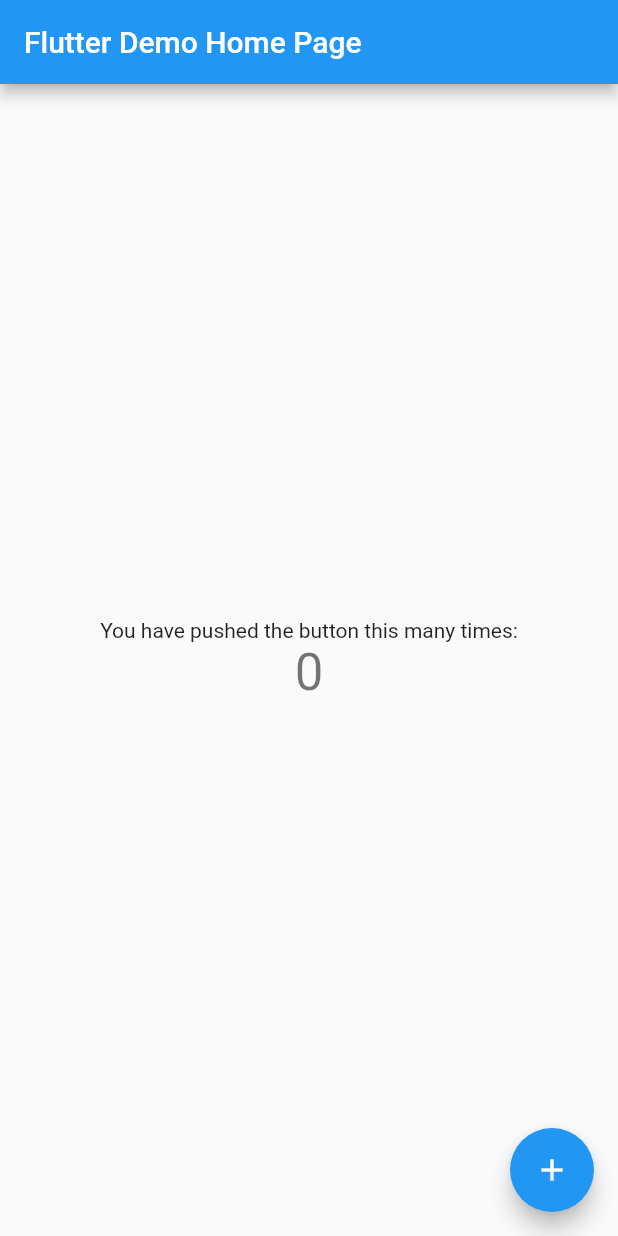
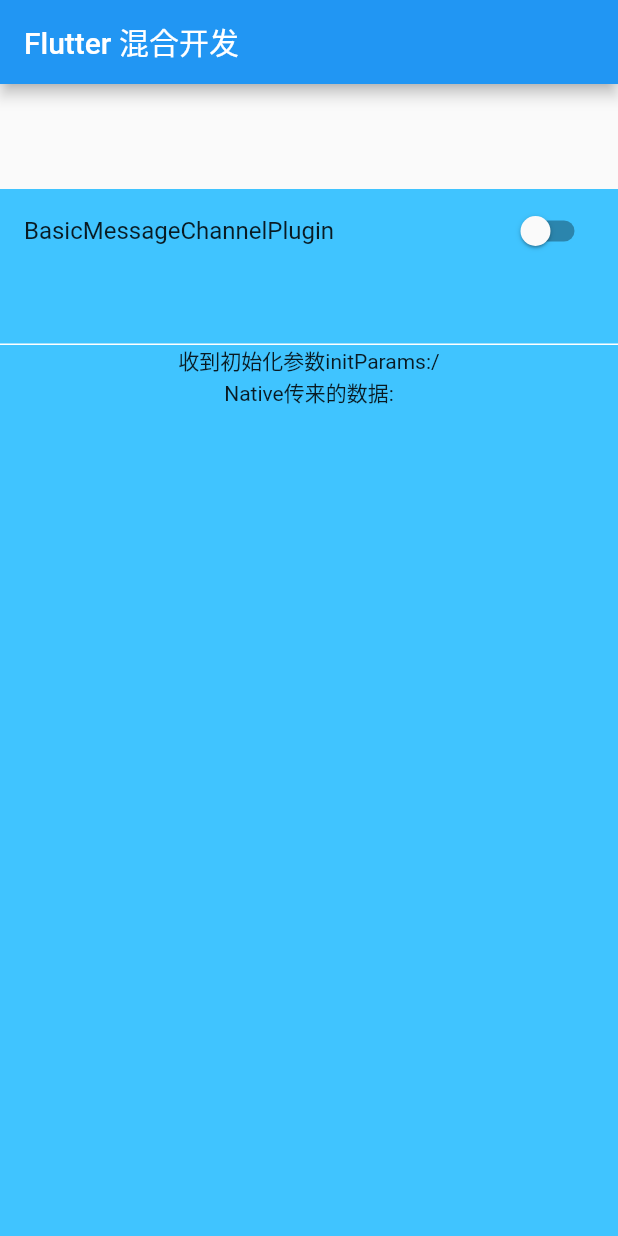
Before and after one commit to superzhangbao/FlutterNativeHybrid, a Flutter app: the screen it shows after launch, on a phone screen of 412 x 824 dp. Run offline on Flutter 3.47's test engine with Material 2 defaults, Android fonts, the phone set to English and light mode, and no system bars.

Commit message:
实现Flutter端与Native端通信的Flutter部分

```diff
--- a/lib_flutter/lib/main.dart
+++ b/lib_flutter/lib/main.dart
@@ -1,41 +1,34 @@
+import 'dart:async';
+
 import 'package:flutter/material.dart';
+import 'dart:ui';
 
-void main() => runApp(MyApp());
+import 'package:flutter/services.dart';
+
+void main() => runApp(MyApp(initParams: window.defaultRouteName));
 
 class MyApp extends StatelessWidget {
-  // This widget is the root of your application.
+  final String initParams;
+
+  const MyApp({Key key, this.initParams}) : super(key: key);
+
   @override
   Widget build(BuildContext context) {
     return MaterialApp(
-      title: 'Flutter Demo',
+      title: 'Flutter 混合开发',
       theme: ThemeData(
-        // This is the theme of your application.
-        //
-        // Try running your application with "flutter run". You'll see the
-        // application has a blue toolbar. Then, without quitting the app, try
-        // changing the primarySwatch below to Colors.green and then invoke
-        // "hot reload" (press "r" in the console where you ran "flutter run",
-        // or press Run > Flutter Hot Reload in a Flutter IDE). Notice that the
-        // counter didn't reset back to zero; the application is not restarted.
         primarySwatch: Colors.blue,
       ),
-      home: MyHomePage(title: 'Flutter Demo Home Page'),
+      home: MyHomePage(title: 'Flutter 混合开发',initParams:initParams),
     );
   }
 }
 
 class MyHomePage extends StatefulWidget {
-  MyHomePage({Key key, this.title}) : super(key: key);
 
-  // This widget is the home page of your application. It is stateful, meaning
-  // that it has a State object (defined below) that contains fields that affect
-  // how it looks.
+  const MyHomePage({Key key, this.initParams, this.title}) : super(key: key);
 
-  // This class is the configuration for the state. It holds the values (in this
-  // case the title) provided by the parent (in this case the App widget) and
-  // used by the build method of the State. Fields in a Widget subclass are
-  // always marked "final".
-
+  final String initParams;
   final String title;
 
   @override
@@ -43,68 +36,100 @@ class MyHomePage extends StatefulWidget {
 }
 
 class _MyHomePageState extends State<MyHomePage> {
-  int _counter = 0;
+  static const EventChannel _eventChannel = EventChannel("EventChannelPlugin");
+  static const MethodChannel _methodChannel =
+      MethodChannel("MethodChannelPlugin");
+  static const BasicMessageChannel<String> _basicMessageChannel =
+      const BasicMessageChannel("BasicMessageChannelPlugin", StringCodec());
+  String showMessage = "";
+  StreamSubscription _streamSubscription;
+  bool _isMethodChannel = false;
 
-  void _incrementCounter() {
-    setState(() {
-      // This call to setState tells the Flutter framework that something has
-      // changed in this State, which causes it to rerun the build method below
-      // so that the display can reflect the updated values. If we changed
-      // _counter without calling setState(), then the build method would not be
-      // called again, and so nothing would appear to happen.
-      _counter++;
-    });
+  @override
+  void initState() {
+    _streamSubscription = _eventChannel
+        .receiveBroadcastStream("123")
+        .listen(_onToDart, onError: _onToDartError);
+    //使用BasicMessageChannel接受来自native的消息，并向native回复
+    _basicMessageChannel
+        .setMessageHandler((String message) => Future<String>(() {
+              setState(() {
+                showMessage = "BasicMessageChannel:" + message;
+              });
+              return "收到Native消息：" + message;
+            }));
+    super.initState();
+  }
+
+  @override
+  void dispose() {
+    _streamSubscription.cancel();
+    super.dispose();
   }
 
   @override
   Widget build(BuildContext context) {
-    // This method is rerun every time setState is called, for instance as done
-    // by the _incrementCounter method above.
-    //
-    // The Flutter framework has been optimized to make rerunning build methods
-    // fast, so that you can just rebuild anything that needs updating rather
-    // than having to individually change instances of widgets.
     return Scaffold(
       appBar: AppBar(
-        // Here we take the value from the MyHomePage object that was created by
-        // the App.build method, and use it to set our appbar title.
         title: Text(widget.title),
       ),
-      body: Center(
-        // Center is a layout widget. It takes a single child and positions it
-        // in the middle of the parent.
+      body: Container(
+        alignment: Alignment.topCenter,
+        decoration: BoxDecoration(color: Colors.lightBlueAccent),
+        margin: EdgeInsets.only(top: 70),
         child: Column(
-          // Column is also a layout widget. It takes a list of children and
-          // arranges them vertically. By default, it sizes itself to fit its
-          // children horizontally, and tries to be as tall as its parent.
-          //
-          // Invoke "debug painting" (press "p" in the console, choose the
-          // "Toggle Debug Paint" action from the Flutter Inspector in Android
-          // Studio, or the "Toggle Debug Paint" command in Visual Studio Code)
-          // to see the wireframe for each widget.
-          //
-          // Column has various properties to control how it sizes itself and
-          // how it positions its children. Here we use mainAxisAlignment to
-          // center the children vertically; the main axis here is the vertical
-          // axis because Columns are vertical (the cross axis would be
-          // horizontal).
-          mainAxisAlignment: MainAxisAlignment.center,
           children: <Widget>[
-            Text(
-              'You have pushed the button this many times:',
+            SwitchListTile(
+                value: _isMethodChannel,
+                onChanged: _onChangeChannel,
+                title: Text(_isMethodChannel?"MethodChannelPlugin" : "BasicMessageChannelPlugin"),
             ),
-            Text(
-              '$_counter',
-              style: Theme.of(context).textTheme.display1,
+            TextField(
+              onChanged: _onTextChange,
+              decoration: InputDecoration(
+                focusedBorder: UnderlineInputBorder(
+                  borderSide: BorderSide(color: Colors.white)
+                ),
+                enabledBorder: UnderlineInputBorder(
+                    borderSide: BorderSide(color: Colors.white)
+                ),
+              ),
             ),
+            Text("收到初始化参数initParams:${widget.initParams}"),
+            Text("Native传来的数据:$showMessage"),
           ],
         ),
       ),
-      floatingActionButton: FloatingActionButton(
-        onPressed: _incrementCounter,
-        tooltip: 'Increment',
-        child: Icon(Icons.add),
-      ), // This trailing comma makes auto-formatting nicer for build methods.
     );
   }
+
+  void _onToDart(message) {
+    setState(() {
+      showMessage = message;
+    });
+  }
+
+  void _onToDartError(error) {
+    print(error);
+  }
+
+  void _onChangeChannel(bool value){
+    setState(() {
+      _isMethodChannel = value;
+    });
+  }
+
+  void _onTextChange(value) async {
+    String response;
+    try {
+      if(_isMethodChannel) {
+            //使用MessageChannel接受来自native的消息，并向native回复
+            response = await _methodChannel.invokeMethod("send",value);
+          }else{
+        response = await _basicMessageChannel.send(value);
+      }
+    } on PlatformException catch (e) {
+      print(e);
+    }
+  }
 }
```
